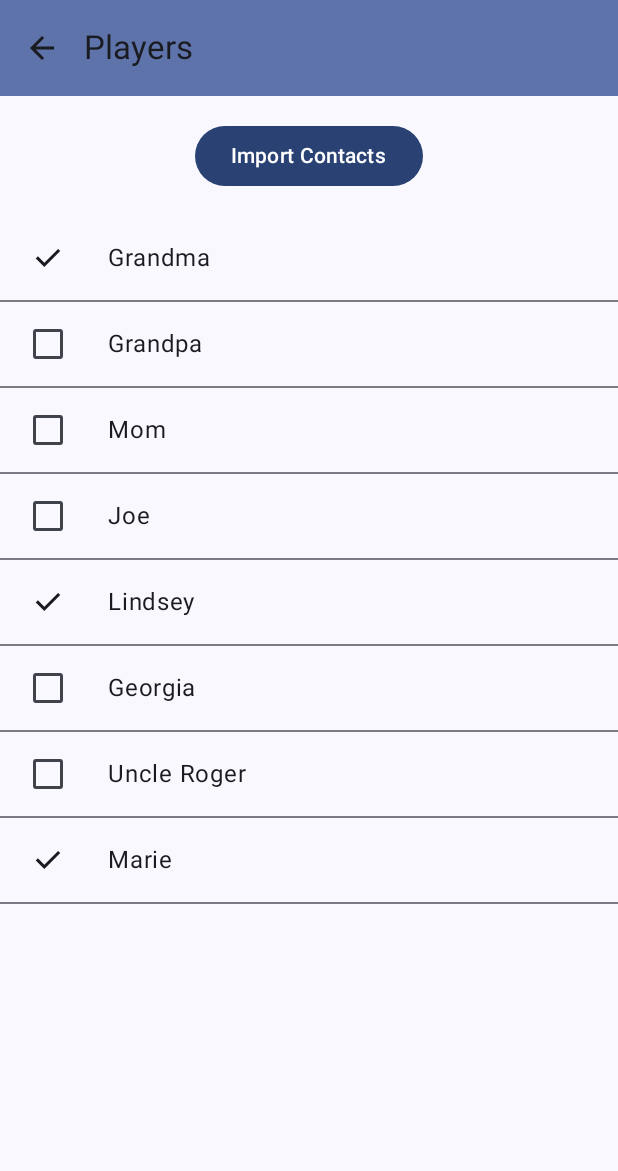
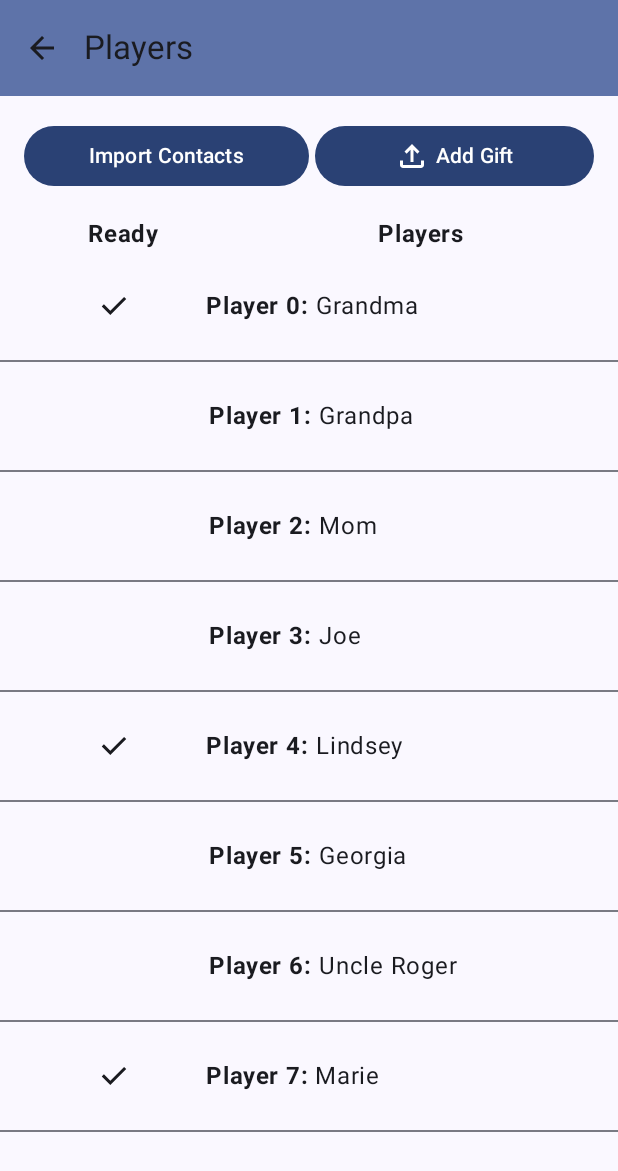
Before and after one commit to gbmyt/white-elephant, an Android app built with Jetpack Compose: the screen it shows after launch (ImageGridActivity before the commit, MainActivity after it), after a tap on "Players", on a phone screen of 412 x 824 dp. Shown: the top 1171 px of the screen. Run offline under Robolectric (Android 15) with nearby library versions, the phone set to English and light mode, and no system bars.

```diff
--- a/app/src/main/AndroidManifest.xml
+++ b/app/src/main/AndroidManifest.xml
@@ -18,7 +18,7 @@
             android:name=".PlayersActivity"
             android:exported="false" />
         <activity
-            android:name=".ImageGridActivity"
+            android:name=".MainActivity"
             android:exported="true"
             android:label="@string/app_name"
             android:theme="@style/Theme.WhiteElephantGiftExchange">
--- a/app/src/main/java/com/example/whiteelephantgiftexchange/ImageGridActivity.kt
+++ b/app/src/main/java/com/example/whiteelephantgiftexchange/MainActivity.kt
@@ -9,7 +9,7 @@ import androidx.compose.material3.Surface
 import androidx.compose.ui.Modifier
 import com.example.whiteelephantgiftexchange.ui.theme.WhiteElephantGiftExchangeTheme
 
-class ImageGridActivity : ComponentActivity() {
+class MainActivity : ComponentActivity() {
     override fun onCreate(savedInstanceState: Bundle?) {
         super.onCreate(savedInstanceState)
         setContent {
@@ -19,7 +19,7 @@ class ImageGridActivity : ComponentActivity() {
                     modifier = Modifier.fillMaxSize(),
                     color = MaterialTheme.colorScheme.background
                 ) {
-                    WhiteElephantApp()
+                    WhiteElephantGiftExchangeApp()
                 }
             }
         }
--- a/app/src/main/java/com/example/whiteelephantgiftexchange/WhiteElephantScreen.kt
+++ b/app/src/main/java/com/example/whiteelephantgiftexchange/WhiteElephantScreen.kt
@@ -22,7 +22,7 @@ import androidx.navigation.compose.NavHost
 import androidx.navigation.compose.composable
 import androidx.navigation.compose.currentBackStackEntryAsState
 import androidx.navigation.compose.rememberNavController
-import com.example.whiteelephantgiftexchange.ui.screens.GiftImagesGrid
+import com.example.whiteelephantgiftexchange.ui.screens.GameScreen
 import com.example.whiteelephantgiftexchange.ui.screens.PlayersList
 import com.example.whiteelephantgiftexchange.ui.theme.WhiteElephantGiftExchangeTheme
 
@@ -33,7 +33,7 @@ enum class WhiteElephantScreen(@StringRes val title: Int) {
 
 @OptIn(ExperimentalMaterial3Api::class)
 @Composable
-fun WhiteElephantAppBar(
+fun WhiteElephantGiftExchangeAppBar(
     currentScreen: WhiteElephantScreen,
     canNavigateBack: Boolean,
     navigateUp: () -> Unit,
@@ -60,7 +60,7 @@ fun WhiteElephantAppBar(
 
 @OptIn(ExperimentalMaterial3Api::class)
 @Composable
-fun WhiteElephantApp(
+fun WhiteElephantGiftExchangeApp(
     modifier: Modifier = Modifier,
     navController: NavHostController = rememberNavController()
 ) {
@@ -71,7 +71,7 @@ fun WhiteElephantApp(
 
     Scaffold(
         topBar = {
-            WhiteElephantAppBar(
+            WhiteElephantGiftExchangeAppBar(
                 canNavigateBack = navController.previousBackStackEntry != null,
                 currentScreen = currentScreen,
                 navigateUp = { navController.navigateUp() }
@@ -84,7 +84,7 @@ fun WhiteElephantApp(
             modifier = modifier.padding(innerPadding)
         ) {
             composable(route = WhiteElephantScreen.Images.name) {
-                GiftImagesGrid(
+                GameScreen(
                     onPlayerButtonClicked = { navController.navigate(WhiteElephantScreen.Players.name) },
                 )
             }
@@ -99,6 +99,6 @@ fun WhiteElephantApp(
 @Composable
 fun WhiteElephantAppPreview() {
     WhiteElephantGiftExchangeTheme {
-        WhiteElephantApp()
+        WhiteElephantGiftExchangeApp()
     }
 }
--- /dev/null
+++ b/app/src/main/java/com/example/whiteelephantgiftexchange/exampleData/GiftData.kt
@@ -0,0 +1,24 @@
+package com.example.whiteelephantgiftexchange.exampleData
+
+import com.example.whiteelephantgiftexchange.R
+import com.example.whiteelephantgiftexchange.model.Gift
+
+class GiftData {
+    val gifts = listOf<Gift>(
+        Gift(),
+        Gift(),
+        Gift(R.drawable.gloves, isWrapped = false),
+        Gift(),
+        Gift(),
+        Gift(R.drawable.gloves, isWrapped = false),
+        Gift(R.drawable.gift, isWrapped = false),
+        Gift(),
+        Gift(),
+        Gift(),
+        Gift(),
+        Gift(),
+        Gift(R.drawable.gloves, isWrapped = false),
+        Gift(),
+        Gift(),
+    )
+}
--- a/app/src/main/java/com/example/whiteelephantgiftexchange/exampleData/GiftsDataSource.kt
+++ /dev/null
@@ -1,7 +0,0 @@
-package com.example.whiteelephantgiftexchange.exampleData
-
-class GiftsDataSource {
-    val gifts = listOf(
-        "2", "3", "4", "5", "6", "7", "8", "1", "2", "3", "4", "A", "5", "6", "7", "8", "1", "2", "3", "4", "A", "B", "C","1", "2", "B", "C", "1", "2", "3", "3", "4", "A"
-    )
-}
--- a/app/src/main/java/com/example/whiteelephantgiftexchange/exampleData/DataSource.kt
+++ b/app/src/main/java/com/example/whiteelephantgiftexchange/exampleData/PlayerData.kt
@@ -2,7 +2,7 @@ package com.example.whiteelephantgiftexchange.exampleData
 
 import com.example.whiteelephantgiftexchange.model.Player
 
-class DataSource {
+class PlayerData {
     val players = listOf<Player>(
         Player("Grandma", giftUploaded = true),
         Player("Grandpa"),
--- /dev/null
+++ b/app/src/main/java/com/example/whiteelephantgiftexchange/model/Gift.kt
@@ -0,0 +1,11 @@
+package com.example.whiteelephantgiftexchange.model
+
+import androidx.annotation.DrawableRes
+import com.example.whiteelephantgiftexchange.R
+
+data class Gift(
+    @DrawableRes val image: Int = R.drawable.gift,
+    val isWrapped: Boolean = true,
+//    val gifter: Player,
+//    val receiver: Player
+)
--- a/app/src/main/java/com/example/whiteelephantgiftexchange/model/Player.kt
+++ b/app/src/main/java/com/example/whiteelephantgiftexchange/model/Player.kt
@@ -1,7 +1,10 @@
 package com.example.whiteelephantgiftexchange.model
+
+import androidx.compose.ui.res.stringResource
+import com.example.whiteelephantgiftexchange.R
 
 class Player (
     val name: String = "",
-    val gift: String = "",
+//    val gift: Gift = Gift(image = R.drawable.gift),
     val giftUploaded: Boolean = false
 )
--- /dev/null
+++ b/app/src/main/java/com/example/whiteelephantgiftexchange/ui/GameUiState.kt
@@ -0,0 +1,6 @@
+package com.example.whiteelephantgiftexchange.ui
+
+class GameUiState(
+    val round: Int = 0,
+    val allPlayersReady: Boolean = false, // true when every player has uploaded a gift
+)
--- /dev/null
+++ b/app/src/main/java/com/example/whiteelephantgiftexchange/ui/GameViewModel.kt
@@ -0,0 +1,28 @@
+package com.example.whiteelephantgiftexchange.ui
+
+import androidx.lifecycle.ViewModel
+import com.example.whiteelephantgiftexchange.exampleData.PlayerData
+import com.example.whiteelephantgiftexchange.model.Player
+import kotlinx.coroutines.flow.MutableStateFlow
+import kotlinx.coroutines.flow.StateFlow
+import kotlinx.coroutines.flow.asStateFlow
+
+class GameViewModel: ViewModel() {
+    // GAME STATE
+    private val _uiState = MutableStateFlow(GameUiState()) // Private State
+    val uiState: StateFlow<GameUiState> = _uiState.asStateFlow() // State the UI can safely consume
+
+    // GAME UTILITIES
+    fun resetGame() {
+        // set round to zero
+        // wrap all gifts
+        shufflePlayers()
+    }
+    private fun shufflePlayers(): List<Player> {
+        return PlayerData().players.shuffled()
+    }
+
+    // onSteal() {}
+    // onUnwrap() {}
+    // onChooseGift() {}
+}
--- /dev/null
+++ b/app/src/main/java/com/example/whiteelephantgiftexchange/ui/screens/GameScreen.kt
@@ -0,0 +1,127 @@
+package com.example.whiteelephantgiftexchange.ui.screens
+
+import android.util.Log
+import android.widget.ImageButton
+import androidx.compose.foundation.Image
+import androidx.compose.foundation.clickable
+import androidx.compose.foundation.layout.Arrangement
+import androidx.compose.foundation.layout.Box
+import androidx.compose.foundation.layout.Column
+import androidx.compose.foundation.layout.ExperimentalLayoutApi
+import androidx.compose.foundation.layout.FlowRow
+import androidx.compose.foundation.layout.Row
+import androidx.compose.foundation.layout.fillMaxHeight
+import androidx.compose.foundation.layout.fillMaxSize
+import androidx.compose.foundation.layout.padding
+import androidx.compose.foundation.layout.size
+import androidx.compose.foundation.layout.wrapContentHeight
+import androidx.compose.foundation.rememberScrollState
+import androidx.compose.foundation.verticalScroll
+import androidx.compose.material3.Button
+import androidx.compose.material3.Card
+import androidx.compose.material3.Text
+import androidx.compose.runtime.Composable
+import androidx.compose.ui.Alignment
+import androidx.compose.ui.Modifier
+import androidx.compose.ui.graphics.Color
+import androidx.compose.ui.res.painterResource
+import androidx.compose.ui.text.font.FontWeight
+import androidx.compose.ui.text.style.TextAlign
+import androidx.compose.ui.tooling.preview.Preview
+import androidx.compose.ui.unit.dp
+import com.example.whiteelephantgiftexchange.R
+import com.example.whiteelephantgiftexchange.WhiteElephantGiftExchangeApp
+import com.example.whiteelephantgiftexchange.exampleData.GiftData
+import com.example.whiteelephantgiftexchange.ui.theme.WhiteElephantGiftExchangeTheme
+
+@Composable
+fun GameScreen(
+    onPlayerButtonClicked: () -> Unit,
+    modifier: Modifier = Modifier
+) {
+    Column(
+        modifier = modifier
+            .verticalScroll(rememberScrollState())
+            .padding(8.dp),
+        verticalArrangement = Arrangement.Center,
+        horizontalAlignment = Alignment.CenterHorizontally
+    ) {
+        Header(onPlayerButtonClicked)
+        ImageGrid()
+    }
+}
+@OptIn(ExperimentalLayoutApi::class)
+@Composable
+fun ImageGrid(modifier: Modifier = Modifier) {
+    // Image Grid with two columns
+    FlowRow(
+        modifier = modifier,
+        horizontalArrangement = Arrangement.Center,
+        maxItemsInEachRow = 2
+    ) {
+        GiftData().gifts.forEach { item ->
+            Card(
+                modifier = modifier
+                    .size(150.dp)
+                    .padding(4.dp)
+                    .weight(1f)
+            ) {
+                Box(modifier = modifier.fillMaxSize().clickable { Log.d("CLICK LOG", "Button Clicked!") }) {
+                    Text(
+                        text = "Gifter Name",
+                        textAlign = TextAlign.Start,
+                        color = Color.DarkGray,
+                        modifier = modifier.padding(start = 8.dp)
+                    )
+
+                    Image(
+                        painter = painterResource(id = item.image),
+                        contentDescription = null,
+                        modifier = modifier
+                            .padding(24.dp)
+                            .fillMaxSize()
+                    )
+
+//                    Text(
+//                        text = if (item.isWrapped) "wrapped" else "unwrapped",
+//                        fontWeight = if (item.isWrapped) FontWeight.Normal else FontWeight.Bold,
+//                        color = Color.DarkGray,
+//                        modifier = modifier
+//                            .align(Alignment.BottomEnd)
+//                            .padding(horizontal = 4.dp)
+//                    )
+                }
+            }
+        }
+    }
+}
+
+@Composable
+fun Header(onPlayerButtonClicked: () -> Unit, modifier: Modifier = Modifier) {
+    Row(modifier = modifier.padding(vertical = 16.dp)) {
+        Button(
+            onClick = onPlayerButtonClicked,
+            modifier = modifier.weight(1f)
+        ) {
+            Text(
+                text = "Players",
+                textAlign = TextAlign.Center,
+                modifier = modifier.weight(1f)
+            )
+        }
+    }
+    Text(
+        text = "Round: 0",
+        textAlign = TextAlign.Center,
+        fontWeight = FontWeight.Bold,
+        modifier = modifier.padding(bottom = 16.dp)
+    )
+}
+
+@Preview(showBackground = true)
+@Composable
+fun WhiteElephantAppPreview() {
+    WhiteElephantGiftExchangeTheme {
+        WhiteElephantGiftExchangeApp()
+    }
+}
--- a/app/src/main/java/com/example/whiteelephantgiftexchange/ui/screens/ImagGridScreen.kt
+++ /dev/null
@@ -1,91 +0,0 @@
-package com.example.whiteelephantgiftexchange.ui.screens
-
-import androidx.compose.foundation.Image
-import androidx.compose.foundation.layout.Arrangement
-import androidx.compose.foundation.layout.Box
-import androidx.compose.foundation.layout.Column
-import androidx.compose.foundation.layout.ExperimentalLayoutApi
-import androidx.compose.foundation.layout.FlowRow
-import androidx.compose.foundation.layout.Row
-import androidx.compose.foundation.layout.fillMaxSize
-import androidx.compose.foundation.layout.padding
-import androidx.compose.foundation.layout.size
-import androidx.compose.foundation.rememberScrollState
-import androidx.compose.foundation.verticalScroll
-import androidx.compose.material3.Button
-import androidx.compose.material3.Card
-import androidx.compose.material3.Text
-import androidx.compose.runtime.Composable
-import androidx.compose.ui.Alignment
-import androidx.compose.ui.Modifier
-import androidx.compose.ui.graphics.Color
-import androidx.compose.ui.res.painterResource
-import androidx.compose.ui.text.style.TextAlign
-import androidx.compose.ui.unit.dp
-import com.example.whiteelephantgiftexchange.R
-import com.example.whiteelephantgiftexchange.exampleData.GiftsDataSource
-@OptIn(ExperimentalLayoutApi::class)
-@Composable
-fun GiftImagesGrid(
-    onPlayerButtonClicked: () -> Unit,
-    modifier: Modifier = Modifier
-) {
-    Column(
-        modifier = modifier
-            .verticalScroll(rememberScrollState())
-            .padding(8.dp),
-        verticalArrangement = Arrangement.spacedBy(2.dp),
-        horizontalAlignment = Alignment.CenterHorizontally
-    ) {
-        HeaderButtons(onPlayerButtonClicked)
-
-        // Image Grid with two columns
-        FlowRow(
-            modifier = modifier,
-            horizontalArrangement = Arrangement.Center,
-            maxItemsInEachRow = 2
-        ) {
-            GiftsDataSource().gifts.forEach { item ->
-                Card(
-                    modifier = modifier
-                        .size(150.dp)
-                        .padding(4.dp)
-                        .weight(1f)
-                ) {
-                    Box(modifier = modifier.fillMaxSize()) {
-                        Text(
-                            text = "#$item",
-                            textAlign = TextAlign.Start,
-                            color = Color.DarkGray,
-                            modifier = modifier.padding(start = 8.dp)
-                        )
-
-                        Image(
-                            painter = painterResource(id = R.drawable.gift),
-                            contentDescription = null,
-                            modifier = modifier
-                                .padding(16.dp)
-                                .fillMaxSize()
-                        )
-                    }
-                }
-            }
-        }
-    }
-}
-
-@Composable
-fun HeaderButtons(onPlayerButtonClicked: () -> Unit, modifier: Modifier = Modifier) {
-    Row(modifier = modifier.padding(vertical = 16.dp)) {
-        Button(
-            onClick = onPlayerButtonClicked,
-            modifier = modifier.weight(1f)
-        ) {
-            Text(
-                text = "Players",
-                textAlign = TextAlign.Center,
-                modifier = modifier.weight(1f)
-            )
-        }
-    }
-}
--- a/app/src/main/java/com/example/whiteelephantgiftexchange/ui/screens/PlayersScreen.kt
+++ b/app/src/main/java/com/example/whiteelephantgiftexchange/ui/screens/PlayersScreen.kt
@@ -1,91 +1,124 @@
 package com.example.whiteelephantgiftexchange.ui.screens
 
-import androidx.compose.foundation.background
+import android.text.TextUtils.indexOf
 import androidx.compose.foundation.layout.Arrangement
+import androidx.compose.foundation.layout.Column
 import androidx.compose.foundation.layout.Row
+import androidx.compose.foundation.layout.Spacer
 import androidx.compose.foundation.layout.fillMaxSize
 import androidx.compose.foundation.layout.fillMaxWidth
 import androidx.compose.foundation.layout.padding
-import androidx.compose.foundation.layout.size
+import androidx.compose.foundation.layout.width
 import androidx.compose.foundation.layout.wrapContentHeight
 import androidx.compose.foundation.lazy.LazyColumn
 import androidx.compose.material3.Button
-import androidx.compose.material3.Checkbox
 import androidx.compose.material3.Divider
 import androidx.compose.material3.Icon
 import androidx.compose.material3.Text
 import androidx.compose.runtime.Composable
 import androidx.compose.ui.Alignment
 import androidx.compose.ui.Modifier
-import androidx.compose.ui.graphics.Color
 import androidx.compose.ui.res.painterResource
 import androidx.compose.ui.res.stringResource
+import androidx.compose.ui.text.font.FontWeight
 import androidx.compose.ui.text.style.TextAlign
 import androidx.compose.ui.tooling.preview.Preview
 import androidx.compose.ui.unit.dp
-import androidx.compose.ui.unit.sp
 import com.example.whiteelephantgiftexchange.R
-import com.example.whiteelephantgiftexchange.exampleData.DataSource
+import com.example.whiteelephantgiftexchange.exampleData.PlayerData
+import com.example.whiteelephantgiftexchange.model.Player
 
 @Composable
 fun PlayersList(modifier: Modifier = Modifier) {
+    Column(
+        verticalArrangement = Arrangement.Center,
+        horizontalAlignment = Alignment.CenterHorizontally,
+        modifier = modifier.fillMaxWidth()
+    ) {
+        Row(modifier = modifier.padding(16.dp)) {
+            Button(
+                content = { Text(text = stringResource(R.string.import_contacts)) },
+                onClick = { /*TODO*/ },
+                modifier = modifier.weight(1f)
+            )
+            Button(
+                content = {
+                    Icon(
+                        painter = painterResource(R.drawable.upload_24px),
+                        contentDescription = null,
+                        modifier = modifier.padding(end = 4.dp))
+                    Text(text = stringResource(R.string.add_gift))
+                },
+                onClick = { /* onTakePhotoOrUpload() TODO*/ },
+                modifier = modifier
+                    .weight(1f)
+                    .padding(start = 4.dp)
+            )
+        }
+
+        Row(
+            horizontalArrangement = Arrangement.Start,
+            verticalAlignment = Alignment.CenterVertically,
+            modifier = modifier
+                .fillMaxWidth()
+                .padding(start = 16.dp)
+        ) {
+            Text(
+                text = "Ready",
+                textAlign = TextAlign.Center,
+                fontWeight = FontWeight.Bold,
+                modifier = modifier.weight(1f)
+            )
+
+            Text(
+                text = "Players",
+                fontWeight = FontWeight.Bold,
+                textAlign = TextAlign.Center,
+                modifier = modifier.weight(2f)
+            )
+        }
+
         LazyColumn(
             verticalArrangement = Arrangement.Top,
             horizontalAlignment = Alignment.CenterHorizontally,
             modifier = modifier.fillMaxSize()
         ) {
-//        item {
-//            Text(
-//                text = "Players",
-//                textAlign = TextAlign.Center,
-//                fontSize = 24.sp,
-//                color = Color.White,
-//                modifier = modifier
-//                    .fillMaxSize()
-//                    .size(75.dp)
-//                    .background(color = Color.DarkGray)
-//                    .wrapContentHeight(Alignment.CenterVertically)
-//            )
-//        }
-
-        item {
-            Button(
-                content = { Text(text = stringResource(R.string.import_contacts)) },
-                onClick = { /*TODO*/ },
-                modifier = modifier.padding(vertical = 16.dp)
-            )
-        }
-
-        DataSource().players.forEach {
+            PlayerData().players.forEachIndexed { index, player ->
                 item {
                     Row(
                         verticalAlignment = Alignment.CenterVertically,
                         horizontalArrangement = Arrangement.Center,
                         modifier = modifier
                             .fillMaxWidth()
-                        .padding(horizontal = 8.dp)
+                            .padding(start = 48.dp)
                     ) {
 
-                    if (it.giftUploaded) {
+                        if (player.giftUploaded) {
                             Icon(
                                 painter = painterResource(id = R.drawable.done_24px),
                                 contentDescription = null,
-                            modifier = modifier.padding(horizontal = 12.dp)
+                                modifier = modifier.padding(start = 16.dp, end = 24.dp)
                             )
-                    } else {
-                        Checkbox(checked = false, onCheckedChange = { /* TODO */ })
+                        }  else {
+                            Spacer(modifier = modifier.width(66.dp))
                         }
 
-                    Text(
-                        text = "${it.name}",
-                        textAlign = TextAlign.Start,
+                        Row(
                             modifier = modifier
                                 .fillMaxWidth()
-                            .padding(16.dp)
+                                .padding(24.dp)
                                 .wrapContentHeight(align = Alignment.CenterVertically)
+                        ) {
+                            Text(
+                                text = "Player $index: ",
+                                fontWeight = FontWeight.Bold,
+                                textAlign = TextAlign.End
                             )
+                            Text(text = "${player.name}", textAlign = TextAlign.End)
+                        }
                     }
                     Divider()
+                }
             }
         }
     }
--- /dev/null
+++ b/app/src/main/res/drawable-nodpi/upload_24px.xml
@@ -0,0 +1,10 @@
+<vector xmlns:android="http://schemas.android.com/apk/res/android"
+    android:width="24dp"
+    android:height="24dp"
+    android:viewportWidth="960"
+    android:viewportHeight="960"
+    android:tint="?attr/colorControlNormal">
+  <path
+      android:fillColor="@android:color/black"
+      android:pathData="M440,640L440,314L336,418L280,360L480,160L680,360L624,418L520,314L520,640L440,640ZM240,800Q207,800 183.5,776.5Q160,753 160,720L160,600L240,600L240,720Q240,720 240,720Q240,720 240,720L720,720Q720,720 720,720Q720,720 720,720L720,600L800,600L800,720Q800,753 776.5,776.5Q753,800 720,800L240,800Z"/>
+</vector>
--- a/app/src/main/res/values/strings.xml
+++ b/app/src/main/res/values/strings.xml
@@ -3,4 +3,5 @@
     <string name="import_contacts">Import Contacts</string>
     <string name="back_button">Back</string>
     <string name="players">Players</string>
+    <string name="add_gift">Add Gift</string>
 </resources>
```
Also changed, not shown: app/src/main/res/drawable-nodpi/gloves.png (added). Lines whose indentation alone changed are shown as unchanged.
